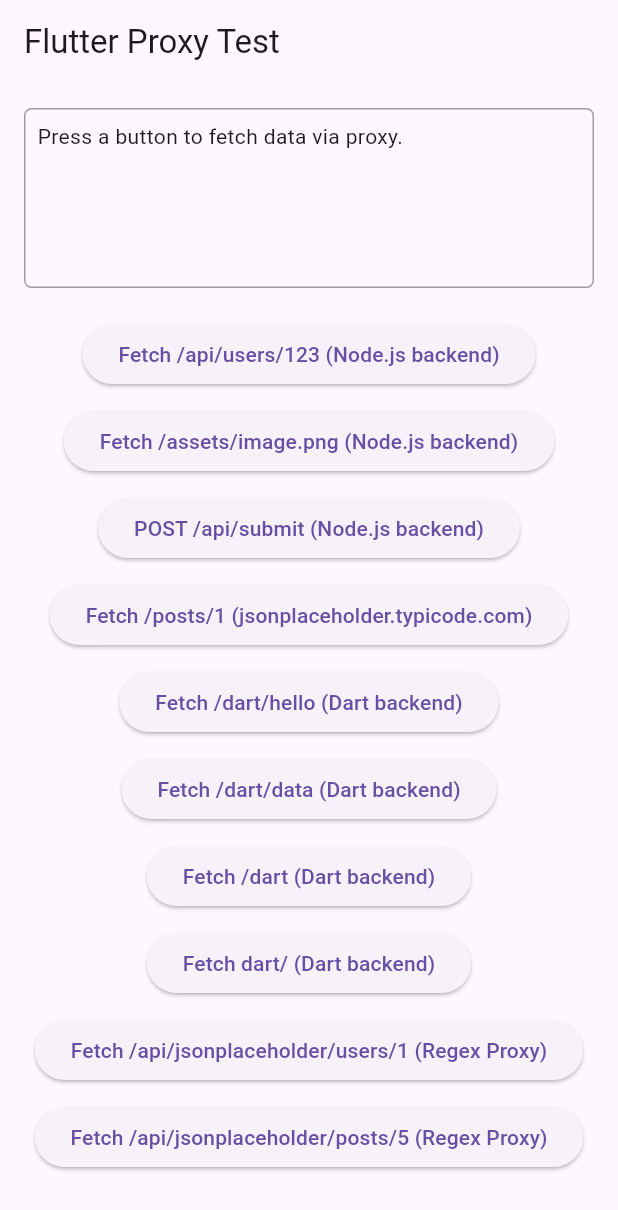
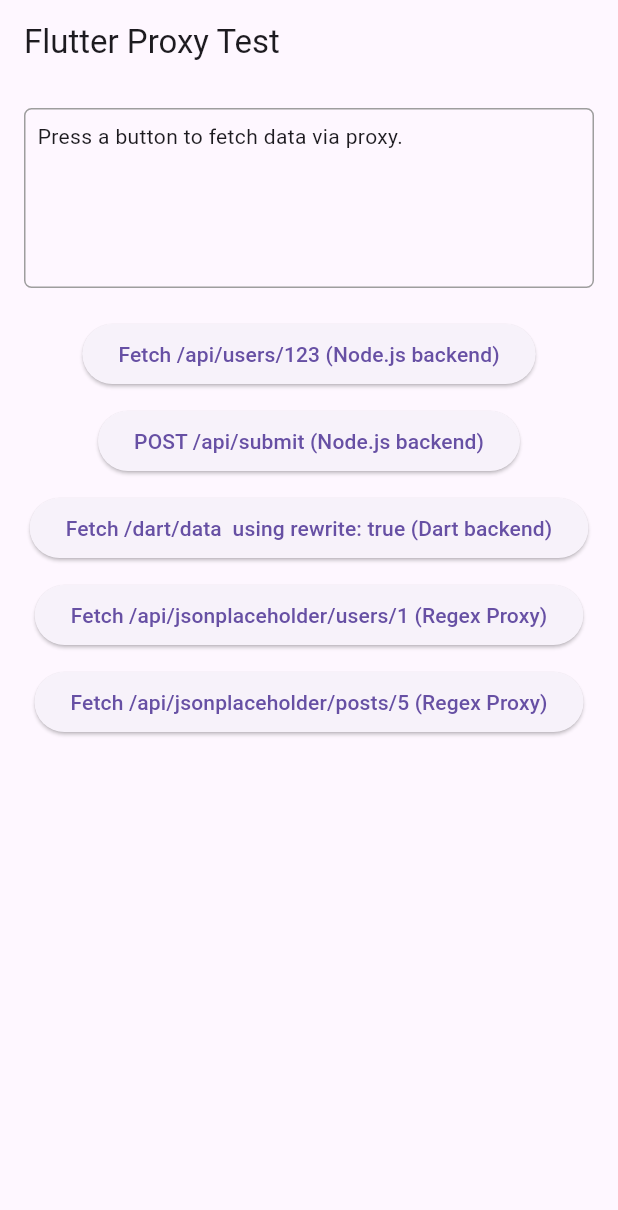
Before and after one commit to SydneyBao/devconfig_demo, a Flutter app: the screen it shows after launch, on a phone screen of 412 x 824 dp. Shown: the top 1210 px of the screen. Run offline on Flutter 3.47's test engine with Material 3 defaults, Android fonts, the phone set to English and light mode, and no system bars.

Commit message:
update demo for regex

```diff
--- a/devconfig.yaml
+++ b/devconfig.yaml
@@ -7,7 +7,7 @@ server:
 #     - "X-Another-Dev-Header=ThisIsTestValue"
 
 #   # Host and Port for the development server
-  host: 0.0.0.0  # Listen on all network interfaces (for testing from other devices)
+  host: 127.0.0.1  # Listen on all network interfaces (for testing from other devices)
   port: 7070     # A custom port
 
 #   # HTTPS Configuration (requires certificate and key files)
@@ -20,26 +20,21 @@ server:
 #   #   cert-key-path: key.pem
 
   # Proxy Rules
-  # This example proxies requests starting with /api to a JSON Placeholder API
   proxy:
-    /posts:
+    ^/api/jsonplaceholder/users/(\d+)$:
       target: https://jsonplaceholder.typicode.com
-    /dart:
-      target: http://127.0.0.1:8080/
-    /api:
+      rewrite: '^/api/jsonplaceholder/users/(\d+)$ -> /users/$1'
+    ^/api/jsonplaceholder/posts/(\d+)$:
+      target: https://jsonplaceholder.typicode.com
+      rewrite: '^/api/jsonplaceholder/posts/(\d+)$ -> /posts/$1'
+    /posts/:
+      target: https://jsonplaceholder.typicode.com
+    /dart/:
+      target: 'http://localhost:8080/'
+      rewrite: true
+    /api/:
       target: http://localhost:3000/
-    /assets:
-      target: 'http://localhost:3000/'
-    /other-path:
-      target: 'http://localhost:3000/'
-    # NEW REGEX PROXY RULE FOR USERS
-    ^/api/jsonplaceholder/users/(\\d+)$:
-      target: https://jsonplaceholder.typicode.com
-      rewrite: '^/api/jsonplaceholder/users/(\\d+)$ -> /users/$1'
-    # NEW REGEX PROXY RULE FOR POSTS (another example)
-    ^/api/jsonplaceholder/posts/(\\d+)$:
-      target: https://jsonplaceholder.typicode.com
-      rewrite: '^/api/jsonplaceholder/posts/(\\d+)$ -> /posts/$1'
+
 
 #   # Browser Configuration (conceptual, not directly handled by shelf server)
 #   # These flags/debug port would need to be integrated into Flutter's browser launching logic.
--- a/lib/main.dart
+++ b/lib/main.dart
@@ -41,9 +41,6 @@ class _HomePageState extends State<HomePage> {
     });
 
     try {
-      // For web, Flutter's http client automatically handles relative paths
-      // by prepending the current host. So, if your web server is running on
-      // localhost:8080, a request to '/api/...' will go to localhost:8080/api/...
       final Uri uri = Uri.parse(path);
       http.Response response;
 
@@ -70,6 +67,7 @@ class _HomePageState extends State<HomePage> {
               'Response from $path (Status: ${response.statusCode}):\n$formattedBody';
         });
       } else {
+        print('Response status code: ${response.statusCode}');
         setState(() {
           _responseText =
               'Failed to load data from $path: ${response.statusCode}\n${response.body}';
@@ -96,7 +94,6 @@ class _HomePageState extends State<HomePage> {
           child: Column(
             mainAxisAlignment: MainAxisAlignment.center,
             children: <Widget>[
-              //--- Display Area ---
               Container(
                 padding: const EdgeInsets.all(8.0),
                 margin: const EdgeInsets.only(bottom: 20.0),
@@ -107,19 +104,14 @@ class _HomePageState extends State<HomePage> {
                 constraints: const BoxConstraints(
                   minHeight: 120,
                   maxHeight: 300,
-                ), // Adjusted height
+                ),
                 width: double.infinity,
                 child: SingleChildScrollView(
-                  child: Text(
-                    _responseText,
-                    textAlign: TextAlign.left,
-                  ), // Align left for better JSON display
+                  child: Text(_responseText, textAlign: TextAlign.left),
                 ),
               ),
 
-              //--- API Endpoints from Node.js Backend ---
               Expanded(
-                // Use Expanded to give buttons flexible space
                 child: SingleChildScrollView(
                   child: Column(
                     children: [
@@ -135,15 +127,6 @@ class _HomePageState extends State<HomePage> {
                       ElevatedButton(
                         onPressed: _isLoading
                             ? null
-                            : () => _makeRequest('/assets/image.png'),
-                        child: const Text(
-                          'Fetch /assets/image.png (Node.js backend)',
-                        ),
-                      ),
-                      const SizedBox(height: 10),
-                      ElevatedButton(
-                        onPressed: _isLoading
-                            ? null
                             : () => _makeRequest(
                                 '/api/submit',
                                 method: 'POST',
@@ -152,44 +135,45 @@ class _HomePageState extends State<HomePage> {
                         child: const Text('POST /api/submit (Node.js backend)'),
                       ),
                       const SizedBox(height: 10),
-                      ElevatedButton(
-                        onPressed: _isLoading
-                            ? null
-                            : () => _makeRequest('/posts/1'),
-                        child: const Text(
-                          'Fetch /posts/1 (jsonplaceholder.typicode.com)',
-                        ),
-                      ),
-                      const SizedBox(height: 10),
-                      ElevatedButton(
-                        onPressed: _isLoading
-                            ? null
-                            : () => _makeRequest('/dart/hello'),
-                        child: const Text('Fetch /dart/hello (Dart backend)'),
-                      ),
-                      const SizedBox(height: 10),
+                      // ElevatedButton(
+                      //   onPressed: _isLoading
+                      //       ? null
+                      //       : () => _makeRequest('/posts/1'),
+                      //   child: const Text(
+                      //     'Fetch /posts/1 (jsonplaceholder.typicode.com)',
+                      //   ),
+                      // ),
+                      // const SizedBox(height: 10),
+                      // ElevatedButton(
+                      //   onPressed: _isLoading
+                      //       ? null
+                      //       : () => _makeRequest('/dart/hello'),
+                      //   child: const Text('Fetch /dart/hello (Dart backend)'),
+                      // ),
+                      // const SizedBox(height: 10),
                       ElevatedButton(
                         onPressed: _isLoading
                             ? null
                             : () => _makeRequest('/dart/data'),
-                        child: const Text('Fetch /dart/data (Dart backend)'),
+                        child: const Text(
+                          'Fetch /dart/data  using rewrite: true (Dart backend)',
+                        ),
                       ),
                       const SizedBox(height: 10),
-                      ElevatedButton(
-                        onPressed: _isLoading
-                            ? null
-                            : () => _makeRequest('/dart'),
-                        child: const Text('Fetch /dart (Dart backend)'),
-                      ),
-                      const SizedBox(height: 10),
-                      ElevatedButton(
-                        onPressed: _isLoading
-                            ? null
-                            : () => _makeRequest('dart/'),
-                        child: const Text('Fetch dart/ (Dart backend)'),
-                      ),
-                      const SizedBox(height: 10),
-                      // NEW REGEX TEST BUTTONS
+                      // ElevatedButton(
+                      //   onPressed: _isLoading
+                      //       ? null
+                      //       : () => _makeRequest('/dart'),
+                      //   child: const Text('Fetch /dart (Dart backend)'),
+                      // ),
+                      // const SizedBox(height: 10),
+                      // ElevatedButton(
+                      //   onPressed: _isLoading
+                      //       ? null
+                      //       : () => _makeRequest('dart/'),
+                      //   child: const Text('Fetch dart/ (Dart backend)'),
+                      // ),
+                      // const SizedBox(height: 10),
                       ElevatedButton(
                         onPressed: _isLoading
                             ? null
```
Also changed, not shown: dart_backend/server.dart (+3 -28 lines), 1 other file.
